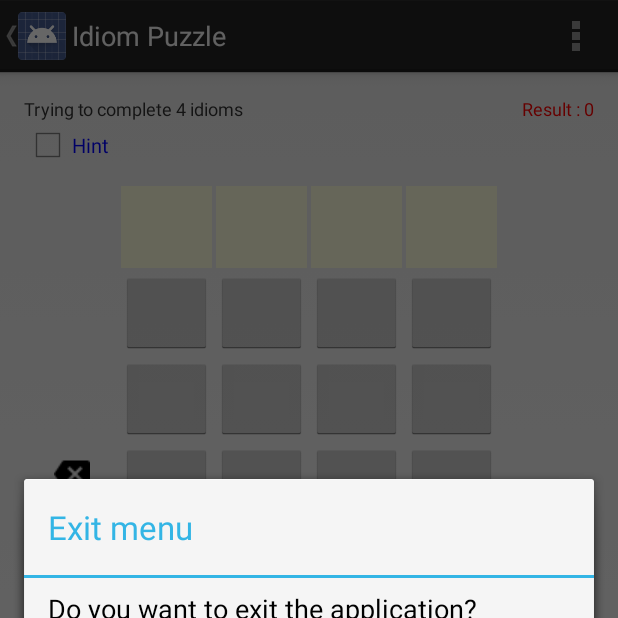
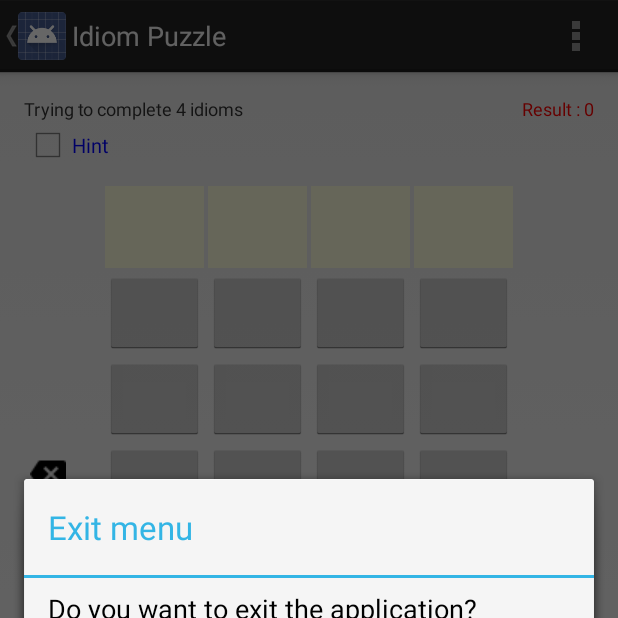
Before and after one commit to yoichi75jp/CharacterIdiomatic4, an Android app: the PuzzleActivity screen opened directly, with no data from a screen before it, in the options menu, after a tap on "End", on a phone screen of 412 x 824 dp, the top half of it. Run offline under Robolectric (Android 15) with nearby library versions, the phone set to English and light mode, and no system bars; our stand-ins replace AdMob; network calls fail; pictures from the network do not load.

Commit message:
2018/08/01 2.2.2.1対応

```diff
--- a/app/build.gradle
+++ b/app/build.gradle
@@ -7,8 +7,8 @@ android {
         applicationId "com.aufthesis.characteridiomatic4"
         minSdkVersion 17
         targetSdkVersion 27
-        versionCode 28
-        versionName "2.2.2" // 2018/07/21 2.2.2
+        versionCode 29
+        versionName "2.2.2.1" // 2018/08/01 2.2.2.1
         testInstrumentationRunner "android.support.test.runner.AndroidJUnitRunner"
     }
     buildTypes {
@@ -29,6 +29,7 @@ dependencies {
     //androidTestImplementation 'com.android.support.test:runner:1.0.1'
     //androidTestImplementation 'com.android.support.test.espresso:espresso-core:3.0.1'
     implementation 'com.android.support:appcompat-v7:27.1.1'
+    implementation 'com.google.android.ads.consent:consent-library:1.0.6'
     implementation 'com.android.support.constraint:constraint-layout:1.1.2'
     testImplementation 'junit:junit:4.12'
 
--- a/app/src/main/res/layout/activity_howtoread.xml
+++ b/app/src/main/res/layout/activity_howtoread.xml
@@ -4,8 +4,6 @@
     android:id="@+id/activity_main"
     android:layout_width="match_parent"
     android:layout_height="match_parent"
-    android:paddingLeft="@dimen/activity_horizontal_margin"
-    android:paddingRight="@dimen/activity_horizontal_margin"
     android:paddingTop="@dimen/activity_vertical_margin"
     android:orientation="vertical"
     tools:context="com.aufthesis.characteridiomatic4.MainActivity">
@@ -19,6 +17,8 @@
             android:layout_width="match_parent"
             android:layout_height="wrap_content"
             android:orientation="horizontal"
+            android:paddingLeft="@dimen/activity_horizontal_margin"
+            android:paddingRight="@dimen/activity_horizontal_margin"
             android:gravity="bottom">
 
             <TextView
@@ -306,6 +306,8 @@
             android:layout_width="match_parent"
             android:layout_height="wrap_content"
             android:orientation="horizontal"
+            android:paddingLeft="@dimen/activity_horizontal_margin"
+            android:paddingRight="@dimen/activity_horizontal_margin"
             android:gravity="center">
             <Button
                 android:id="@+id/back"
--- a/app/src/main/res/layout/activity_puzzle.xml
+++ b/app/src/main/res/layout/activity_puzzle.xml
@@ -4,8 +4,6 @@
     android:id="@+id/activity_puzzle"
     android:layout_width="match_parent"
     android:layout_height="match_parent"
-    android:paddingLeft="@dimen/activity_horizontal_margin"
-    android:paddingRight="@dimen/activity_horizontal_margin"
     android:paddingTop="@dimen/activity_vertical_margin"
     android:orientation="vertical"
     tools:context="com.aufthesis.characteridiomatic4.PuzzleActivity">
@@ -19,6 +17,8 @@
             android:layout_width="match_parent"
             android:layout_height="wrap_content"
             android:orientation="horizontal"
+            android:paddingLeft="@dimen/activity_horizontal_margin"
+            android:paddingRight="@dimen/activity_horizontal_margin"
             android:gravity="top">
 
 
@@ -328,7 +328,9 @@
         <LinearLayout
             android:layout_width="match_parent"
             android:layout_height="wrap_content"
-            android:orientation="horizontal">
+            android:orientation="horizontal"
+            android:paddingLeft="@dimen/activity_horizontal_margin"
+            android:paddingRight="@dimen/activity_horizontal_margin">
             <TextView
                 android:layout_width="wrap_content"
                 android:layout_height="wrap_content"
@@ -386,6 +388,8 @@
             android:layout_width="match_parent"
             android:layout_height="wrap_content"
             android:orientation="horizontal"
+            android:paddingLeft="@dimen/activity_horizontal_margin"
+            android:paddingRight="@dimen/activity_horizontal_margin"
             android:gravity="center">
             <Button
                 android:id="@+id/put_back"
--- a/app/src/main/res/values/strings.xml
+++ b/app/src/main/res/values/strings.xml
@@ -86,7 +86,7 @@
     <string name="update_record_title">Update record</string>
     <string name="update_record_share">Let\'s be proud of the record to everyone!</string>
     <string name="twitter">Twitter</string>
-    <string name="share_message">I got the record of &lt;%1$s&gt; in Ultimate Yojijukugo puzzle app!\n\n#UltimateYojijukugo\n\nGoogle Play: https://goo.gl/Q15Bi6</string>
+    <string name="share_message">I got the record of &lt;%1$s&gt; in Ultimate Yojijukugo puzzle app!\n\n#UltimateYojijukugo\n#AufThesis\n\nGoogle Play: https://goo.gl/Q15Bi6</string>
     <string name="twitter_url">http://twitter.com/share?text=%1$s</string>
 
     <!--カレンダー日付-->
```
Also changed, not shown: app/src/main/res/layout/activity_dashboard.xml (+6 -5 lines), 2 other files.
